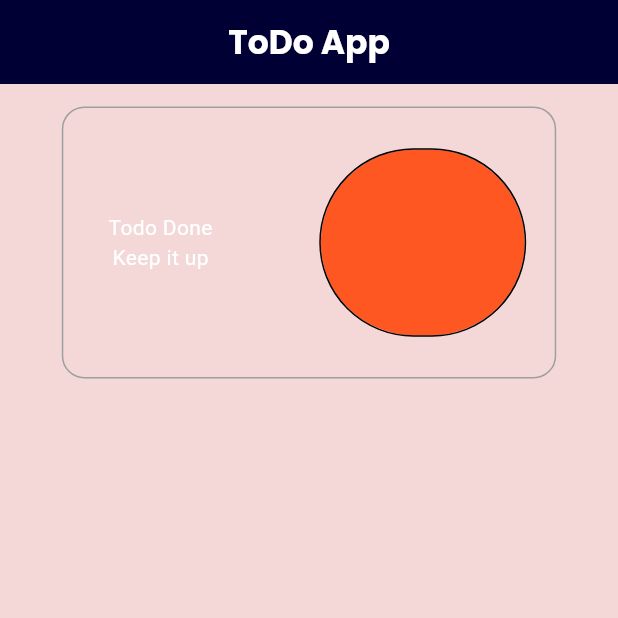
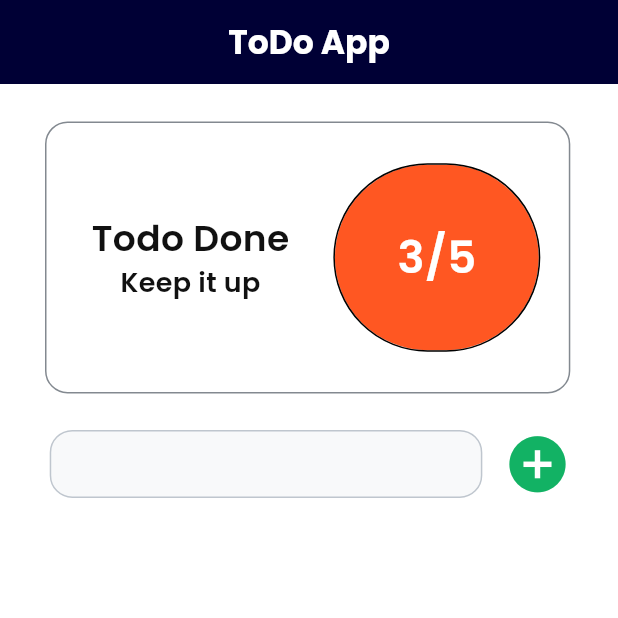
Before and after one commit to MR-Square/Flutter-Todo-App, a Flutter app: the screen it shows after launch, on a phone screen of 412 x 824 dp, the top half of it. Run offline on Flutter 3.47's test engine with Material 3 defaults, Android fonts, the phone set to English and light mode, and no system bars; our stand-ins replace google_fonts.

Commit message:
input field & add button added

```diff
--- a/lib/constants/app_text_style.dart
+++ b/lib/constants/app_text_style.dart
@@ -67,7 +67,7 @@ class AppTextStyle {
     fontWeight: FontWeight.w400,
   );
 
-  // MEDIUM BLACK STYLES::
+  // MEDIUM BLACK STYLES:
   static TextStyle mediumBlack8 = GoogleFonts.poppins(
     fontSize: AppDimens.fontSizeA8,
     color: AppColors.black,
@@ -265,6 +265,133 @@ class AppTextStyle {
     fontSize: AppDimens.fontSizeA30,
     color: AppColors.white,
     fontWeight: FontWeight.w400,
+  );
+
+
+  // MEDIUM WHITE STYLES:
+  static TextStyle mediumWhite8 = GoogleFonts.poppins(
+    fontSize: AppDimens.fontSizeA8,
+    color: AppColors.white,
+    fontWeight: FontWeight.w500,
+  );
+
+  static TextStyle mediumWhite10 = GoogleFonts.poppins(
+    fontSize: AppDimens.fontSizeA10,
+    color: AppColors.white,
+    fontWeight: FontWeight.w500,
+  );
+  static TextStyle mediumWhite12 = GoogleFonts.poppins(
+    fontSize: AppDimens.fontSizeA12,
+    color: AppColors.white,
+    fontWeight: FontWeight.w500,
+  );
+  static TextStyle mediumWhite14 = GoogleFonts.poppins(
+    fontSize: AppDimens.fontSizeA14,
+    color: AppColors.white,
+    fontWeight: FontWeight.w500,
+  );
+  static TextStyle mediumWhite16 = GoogleFonts.poppins(
+    fontSize: AppDimens.fontSizeA16,
+    color: AppColors.white,
+    fontWeight: FontWeight.w500,
+  );
+  static TextStyle mediumWhite18 = GoogleFonts.poppins(
+    fontSize: AppDimens.fontSizeA18,
+    color: AppColors.white,
+    fontWeight: FontWeight.w500,
+  );
+  static TextStyle mediumWhite20 = GoogleFonts.poppins(
+    fontSize: AppDimens.fontSizeA20,
+    color: AppColors.white,
+    fontWeight: FontWeight.w500,
+  );
+  static TextStyle mediumWhite22 = GoogleFonts.poppins(
+    fontSize: AppDimens.fontSizeA22,
+    color: AppColors.white,
+    fontWeight: FontWeight.w500,
+  );
+  static TextStyle mediumWhite24 = GoogleFonts.poppins(
+    fontSize: AppDimens.fontSizeA24,
+    color: AppColors.white,
+    fontWeight: FontWeight.w500,
+  );
+  static TextStyle mediumWhite26 = GoogleFonts.poppins(
+    fontSize: AppDimens.fontSizeA26,
+    color: AppColors.white,
+    fontWeight: FontWeight.w500,
+  );
+  static TextStyle mediumWhite28 = GoogleFonts.poppins(
+    fontSize: AppDimens.fontSizeA28,
+    color: AppColors.white,
+    fontWeight: FontWeight.w500,
+  );
+  static TextStyle mediumWhite30 = GoogleFonts.poppins(
+    fontSize: AppDimens.fontSizeA30,
+    color: AppColors.white,
+    fontWeight: FontWeight.w500,
+  );
+
+  // BOLD WHITE STYLES::
+  static TextStyle boldWhite8 = GoogleFonts.poppins(
+    fontSize: AppDimens.fontSizeA8,
+    color: AppColors.white,
+    fontWeight: FontWeight.w600,
+  );
+
+  static TextStyle boldWhite10 = GoogleFonts.poppins(
+    fontSize: AppDimens.fontSizeA10,
+    color: AppColors.white,
+    fontWeight: FontWeight.w600,
+  );
+  static TextStyle boldWhite12 = GoogleFonts.poppins(
+    fontSize: AppDimens.fontSizeA12,
+    color: AppColors.white,
+    fontWeight: FontWeight.w600,
+  );
+  static TextStyle boldWhite14 = GoogleFonts.poppins(
+    fontSize: AppDimens.fontSizeA14,
+    color: AppColors.white,
+    fontWeight: FontWeight.w600,
+  );
+  static TextStyle boldWhite16 = GoogleFonts.poppins(
+    fontSize: AppDimens.fontSizeA16,
+    color: AppColors.white,
+    fontWeight: FontWeight.w600,
+  );
+  static TextStyle boldWhite18 = GoogleFonts.poppins(
+    fontSize: AppDimens.fontSizeA18,
+    color: AppColors.white,
+    fontWeight: FontWeight.w600,
+  );
+  static TextStyle boldWhite20 = GoogleFonts.poppins(
+    fontSize: AppDimens.fontSizeA20,
+    color: AppColors.white,
+    fontWeight: FontWeight.w600,
+  );
+  static TextStyle boldWhite22 = GoogleFonts.poppins(
+    fontSize: AppDimens.fontSizeA22,
+    color: AppColors.white,
+    fontWeight: FontWeight.w600,
+  );
+  static TextStyle boldWhite24 = GoogleFonts.poppins(
+    fontSize: AppDimens.fontSizeA24,
+    color: AppColors.white,
+    fontWeight: FontWeight.w600,
+  );
+  static TextStyle boldWhite26 = GoogleFonts.poppins(
+    fontSize: AppDimens.fontSizeA26,
+    color: AppColors.white,
+    fontWeight: FontWeight.w600,
+  );
+  static TextStyle boldWhite28 = GoogleFonts.poppins(
+    fontSize: AppDimens.fontSizeA28,
+    color: AppColors.white,
+    fontWeight: FontWeight.w600,
+  );
+  static TextStyle boldWhite30 = GoogleFonts.poppins(
+    fontSize: AppDimens.fontSizeA30,
+    color: AppColors.white,
+    fontWeight: FontWeight.w600,
   );
 
   // REGULAR GREY STYLES:
@@ -616,11 +743,6 @@ class AppTextStyle {
     color: AppColors.primary,
     fontWeight: FontWeight.w500,
   );
-  static TextStyle mediumWhite16 = GoogleFonts.poppins(
-    fontSize: AppDimens.fontSizeA16,
-    color: const Color.fromARGB(255, 251, 251, 252),
-    fontWeight: FontWeight.w500,
-  );
 
   static TextStyle mediumPrimary18 = GoogleFonts.poppins(
     fontSize: AppDimens.fontSizeA18,
--- a/lib/screens/home_screen.dart
+++ b/lib/screens/home_screen.dart
@@ -1,6 +1,8 @@
 import 'package:flutter/material.dart';
 import 'package:todo_app/constants/app_colors.dart';
 import 'package:todo_app/constants/app_text_style.dart';
+import 'package:todo_app/widgets/buttons/add_button.dart';
+import 'package:todo_app/widgets/textfields/text_input_widget.dart';
 
 class HomeScreen extends StatefulWidget {
   const HomeScreen({super.key});
@@ -10,13 +12,22 @@ class HomeScreen extends StatefulWidget {
 }
 
 class _HomeScreenState extends State<HomeScreen> {
+  void showTaskAddedMessage() {
+    const snackBar = SnackBar(
+      content: Text('Task added successfully!'),
+      duration: Duration(milliseconds: 500),
+    );
+
+    ScaffoldMessenger.of(context).showSnackBar(snackBar);
+  }
+
   @override
   Widget build(BuildContext context) {
     double width = MediaQuery.of(context).size.width;
     double height = MediaQuery.of(context).size.height;
     return Scaffold(
-      // backgroundColor: const Color.fromARGB(104, 47, 47, 47),
-      backgroundColor: const Color.fromARGB(225, 242, 211, 211),
+      // backgroundColor: AppColors.bgColor,
+      backgroundColor: AppColors.white,
       appBar: AppBar(
         title: Text(
           'ToDo App',
@@ -27,38 +38,42 @@ class _HomeScreenState extends State<HomeScreen> {
         centerTitle: true,
         backgroundColor: AppColors.primary,
       ),
-      body: SizedBox(
+      body: Container(
         width: MediaQuery.of(context).size.width,
         height: MediaQuery.of(context).size.height,
+        padding: const EdgeInsets.fromLTRB(30, 10, 20, 10),
         child: Column(
+          crossAxisAlignment: CrossAxisAlignment.start,
           children: [
             Container(
               margin: const EdgeInsets.only(top: 15),
               padding: const EdgeInsets.fromLTRB(30, 10, 20, 10),
-              width: width * 0.8,
+              width: width * 0.85,
               height: height * 0.22,
               decoration: BoxDecoration(
-                border: Border.all(color: Colors.grey),
+                border: Border.all(color: AppColors.grey),
                 borderRadius: BorderRadius.circular(15),
               ),
               child: Row(
                 mainAxisAlignment: MainAxisAlignment.spaceBetween,
                 crossAxisAlignment: CrossAxisAlignment.center,
                 children: [
-                  const Column(
+                  Column(
                     mainAxisAlignment: MainAxisAlignment.center,
                     children: [
                       Text(
                         "Todo Done",
-                        style: TextStyle(
-                          color: Colors.white,
-                        ),
+                        // style: TextStyle(
+                        // color: Colors.white,
+                        // ),
+                        style: AppTextStyle.boldBlack24,
                       ),
                       Text(
                         'Keep it up',
-                        style: TextStyle(
-                          color: Colors.white,
-                        ),
+                        // style: TextStyle(
+                        //     // color: Colors.white,
+                        //     ),
+                        style: AppTextStyle.boldBlack18,
                       ),
                     ],
                   ),
@@ -70,10 +85,28 @@ class _HomeScreenState extends State<HomeScreen> {
                       borderRadius: BorderRadius.circular(100),
                       color: Colors.deepOrange,
                     ),
+                    child: Center(
+                      child: Text(
+                        "3/5",
+                        style: AppTextStyle.boldWhite30,
+                      ),
+                    ),
                   ),
                 ],
               ),
             ),
+            SizedBox(
+              height: height * 0.02,
+            ),
+            Row(
+              mainAxisAlignment: MainAxisAlignment.spaceAround,
+              children: [
+                const TextInputWidget(),
+                AddButton(
+                  onPress: showTaskAddedMessage,
+                ),
+              ],
+            )
           ],
         ),
       ),
--- /dev/null
+++ b/lib/widgets/buttons/add_button.dart
@@ -0,0 +1,23 @@
+import 'package:flutter/material.dart';
+import 'package:todo_app/constants/app_colors.dart';
+
+class AddButton extends StatelessWidget {
+  const AddButton({
+    super.key,
+    required this.onPress,
+  });
+
+  final void Function() onPress;
+
+  @override
+  Widget build(BuildContext context) {
+    return IconButton(
+      onPressed: onPress,
+      icon: const Icon(
+        Icons.add_circle_outlined,
+        color: AppColors.darkGreen,
+        size: 45,
+      ),
+    );
+  }
+}
--- /dev/null
+++ b/lib/widgets/textfields/text_input_widget.dart
@@ -0,0 +1,34 @@
+// ignore_for_file: prefer_const_constructors
+
+import 'package:flutter/material.dart';
+import 'package:todo_app/constants/app_colors.dart';
+import 'package:todo_app/constants/app_text_style.dart';
+
+class TextInputWidget extends StatelessWidget {
+  const TextInputWidget({super.key});
+
+  @override
+  Widget build(BuildContext context) {
+    double width = MediaQuery.of(context).size.width;
+    double height = MediaQuery.of(context).size.height;
+    return Container(
+      width: width * 0.7,
+      height: height * 0.055,
+      padding: const EdgeInsets.fromLTRB(20, 15, 15, 15),
+      decoration: BoxDecoration(
+        color: AppColors.lightGrey.withOpacity(0.1),
+        border: Border.all(color: AppColors.lightGrey),
+        borderRadius: BorderRadius.circular(15),
+      ),
+      child: TextField(
+        keyboardType: TextInputType.text,
+        maxLength: 20,
+        style: AppTextStyle.mediumPrimary18,
+        decoration: InputDecoration(
+          counterText: "",
+          border: InputBorder.none,
+        ),
+      ),
+    );
+  }
+}
```
